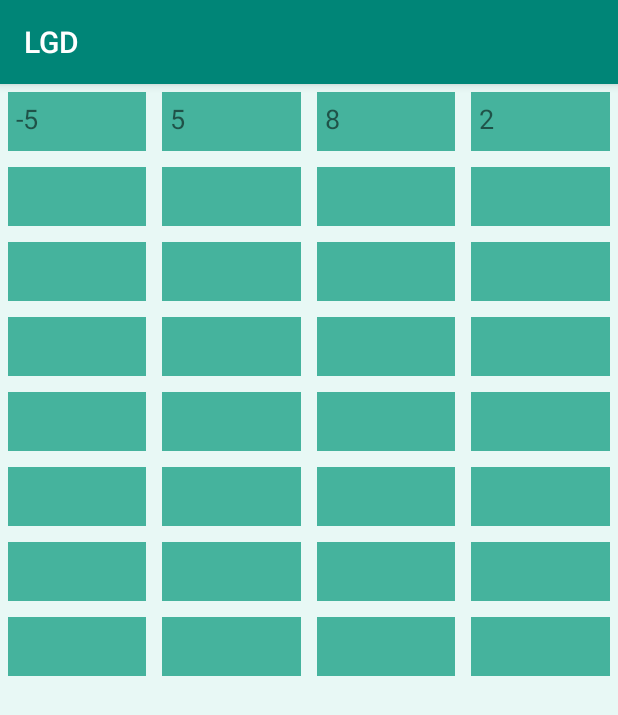
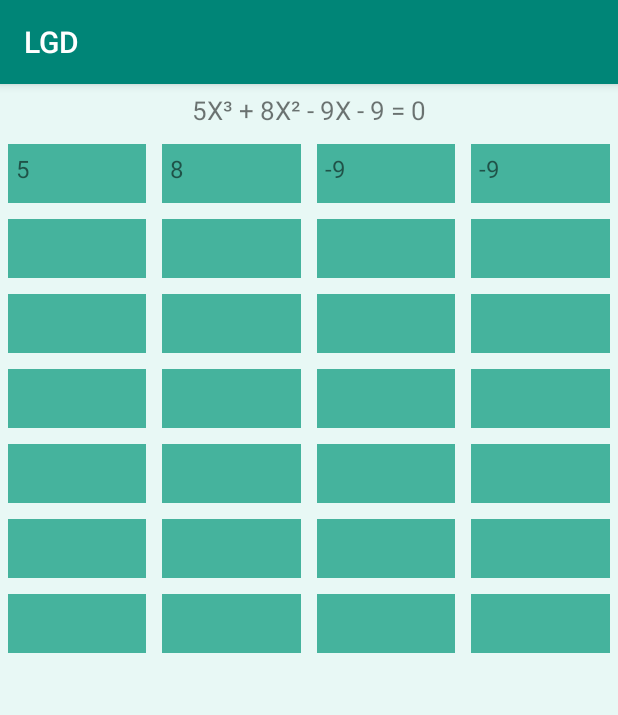
Before and after one commit to Rulietti/MethodLGD, an Android app: the screen it shows after launch (MainActivity), on a phone screen of 412 x 824 dp. Shown: the top 715 px of the screen. Run offline under Robolectric (Android 15) with nearby library versions, the phone set to English and light mode, and no system bars.

Commit message:
second commit

```diff
--- /dev/null
+++ b/app/src/main/java/ruslan/reminnyi/metodlgd/Equation.java
@@ -0,0 +1,41 @@
+package ruslan.reminnyi.metodlgd;
+
+public class Equation {
+    private Integer A;
+    private Integer B;
+    private Integer C;
+    private Integer D;
+
+    public Equation(Integer a, Integer b, Integer c, Integer d) {
+        A = a;
+        B = b;
+        C = c;
+        D = d;
+    }
+
+    public Integer getA() {
+        return A;
+    }
+
+    public Integer getB() {
+        return B;
+    }
+
+    public Integer getC() {
+        return C;
+    }
+
+    public Integer getD() {
+        return D;
+    }
+
+    @Override
+    public String toString() {
+        return "Equation{" +
+                "A=" + A +
+                ", B=" + B +
+                ", C=" + C +
+                ", D=" + D +
+                '}';
+    }
+}
--- a/app/src/main/java/ruslan/reminnyi/metodlgd/LGDApplication.java
+++ b/app/src/main/java/ruslan/reminnyi/metodlgd/LGDApplication.java
@@ -1,29 +1,85 @@
 package ruslan.reminnyi.metodlgd;
 
 import android.app.Application;
+import android.util.Log;
 
+import java.math.BigDecimal;
+import java.math.MathContext;
 import java.util.ArrayList;
+import java.util.Arrays;
 import java.util.List;
+import java.util.Random;
 
 public class LGDApplication extends Application {
 
     private static List<Double> userList;
     private static Integer positionValue;
-
+    private ArrayList<Equation> equationsList = new ArrayList<>();
+    private Double a, b, c, d;
+    private static int counterRow;
+    private static List<Double> matrix;
+    private static Double X1, X2, X3;
+    Double result1 = 0.0, result2 = 0.0, result3 = 0.0;
+    private static boolean flagButtonVisibility;
+    private static String stringEquation;
 
     @Override
     public void onCreate() {
         super.onCreate();
 
+        Random rand = new Random();
+        int r = rand.nextInt(29 + 1) + 0;
+
+
+        positionValue = 0;
+
+        equationsList.add(new Equation(-9, 2, 7, 1));
+        equationsList.add(new Equation(1, -6, -4, 2));
+        equationsList.add(new Equation(1, 3, -9, -6));
+        equationsList.add(new Equation(-1, -3, 7, -1));
+        equationsList.add(new Equation(-1, 9, -6, -3));
+        equationsList.add(new Equation(1, -2, -9, 6));
+        equationsList.add(new Equation(-3, 3, 5, -4));
+        equationsList.add(new Equation(-2, 9, 6, -2));
+        equationsList.add(new Equation(-1, -9, -3, 9));
+        equationsList.add(new Equation(4, 9, -1, -5));
+        equationsList.add(new Equation(-3, -7, 7, 9));
+        equationsList.add(new Equation(-4, 1, 8, -4));
+        equationsList.add(new Equation(1, -7, -5, 5));
+        equationsList.add(new Equation(9, -8, -4, 2));
+        equationsList.add(new Equation(1, -6, -9, -3));
+        equationsList.add(new Equation(-3, -2, 9, 3));
+        equationsList.add(new Equation(5, 8, -9, -9));
+        equationsList.add(new Equation(9, -3, -6, 1));
+        equationsList.add(new Equation(-6, -8, 5, 4));
+        equationsList.add(new Equation(-1, -5, 8, 6));
+        equationsList.add(new Equation(-7, -9 , 8, -1));
+        equationsList.add(new Equation(9, 9, -5, -1));
+        equationsList.add(new Equation(-1, -5, -4, 5));
+        equationsList.add(new Equation(-3, -8, 3, 2));
+        equationsList.add(new Equation(7, 3, -8, -4));
+        equationsList.add(new Equation(2, 8, -7, -4));
+        equationsList.add(new Equation(-1, 6, -1, -3));
+        equationsList.add(new Equation(4, -2, -4, 1));
+        equationsList.add(new Equation(-6, -7, 9, 3));
+        equationsList.add(new Equation(6, -6, -3, 2));
+
+        a = (double) equationsList.get(r).getA();
+        b = (double) equationsList.get(r).getB();
+        c = (double) equationsList.get(r).getC();
+        d = (double) equationsList.get(r).getD();
+
+        matrix = new ArrayList<>();
+        matrix.add(a);
+        matrix.add(b);
+        matrix.add(c);
+        matrix.add(d);
+
         userList = new ArrayList<>();
-        userList.add(-5.0);
-        userList.add(5.0);
-        userList.add(8.0);
-        userList.add(2.0);
-        userList.add(0.0);
-        userList.add(0.0);
-        userList.add(0.0);
-        userList.add(0.0);
+        userList.add(a);
+        userList.add(b);
+        userList.add(c);
+        userList.add(d);
         userList.add(0.0);
         userList.add(0.0);
         userList.add(0.0);
@@ -49,7 +105,20 @@ public class LGDApplication extends Application {
         userList.add(0.0);
         userList.add(0.0);
 
-        positionValue = 0;
+        stringEquation = equationToString(a, b, c, d);
+
+        counterRow = createMatrix(matrix);
+
+        X1 = calculateRoots(1);
+        X2 = calculateRoots(2);
+        X3 = calculateRoots(3);
+
+        result1 = substitutionRootToEquation(X1);
+        result2 = substitutionRootToEquation(X2);
+        result3 = substitutionRootToEquation(X3);
+        Log.v("TAG", "result1 " + result1);
+        Log.v("TAG", "result2 " + result2);
+        Log.v("TAG", "result3 " + result3);
 
     }
 
@@ -57,7 +126,187 @@ public class LGDApplication extends Application {
         return userList;
     }
 
+    public static String equationToString(Double a, Double b, Double c, Double d) {
+        StringBuilder stringBuilder = new StringBuilder();
+        int tempA, tempB, tempC, tempD;
+
+        tempA = a.intValue();
+        if (tempA == 1)
+            stringBuilder.append("X" + "\u00b3 ");
+        else if (tempA == -1)
+            stringBuilder.append("- X" + "\u00b3 ");
+        else if (tempA < 0)
+            stringBuilder.append("- " + Math.abs(tempA) + "X" + "\u00b3 ");
+        else if (tempA > 1)
+            stringBuilder.append(tempA + "X" + "\u00b3 ");
+
+        tempB = b.intValue();
+        if (tempB == 1)
+            stringBuilder.append("+ X" + "\u00b2 ");
+        else if (tempB == -1)
+            stringBuilder.append("- X" + "\u00b2 ");
+        else if (tempB < 0)
+            stringBuilder.append("- " + Math.abs(tempB) + "X" + "\u00b2 ");
+        else if (tempB > 1)
+            stringBuilder.append("+ " + tempB + "X" + "\u00b2 ");
+
+        tempC = c.intValue();
+        if (tempC == 1)
+            stringBuilder.append("+ X ");
+        else if (tempC == -1)
+            stringBuilder.append("- X ");
+        else if (tempC < 0)
+            stringBuilder.append("- " + Math.abs(tempC) + "X ");
+        else if (tempC > 1)
+            stringBuilder.append("+ " + tempC + "X ");
+
+        tempD = d.intValue();
+        stringBuilder.append((tempD < 0) ? "- " + Math.abs(tempD) : "+ " + tempD);
+
+        stringBuilder.append(" = 0");
+
+        return stringBuilder.toString();
+    }
+
+    public static String getStringEquation() {
+        return stringEquation;
+    }
+
     public static void setPositionValue(Integer t) { positionValue = t; }
     public static Integer getPositionValue() { return positionValue; }
 
+    public static Double roundValueMatrix(Double temp) {
+        BigDecimal bigDecimal = new BigDecimal(temp);
+        bigDecimal = bigDecimal.round(new MathContext(4));
+
+        return bigDecimal.doubleValue();
+    }
+
+    public static int createMatrix(List<Double> matrix) {
+        boolean stopMatrix = false;
+        Double a=0.0, b=0.0, c=0.0, d=0.0;
+        Double temp;
+
+        int j = 1;
+
+        for (; stopMatrix != true; j++) {
+            for (int i = 0; i < 4; i++) {
+
+                int currentIndex = j * 4 + i;
+
+                switch (i) {
+                    case 0:
+                        temp = matrix.get(currentIndex - 4) * matrix.get(currentIndex - 4);
+                        a = roundValueMatrix(temp);
+                        matrix.add(a);
+                        break;
+                    case 1:
+                        temp = (matrix.get(currentIndex - 4) * matrix.get(currentIndex - 4)) - 2 * matrix.get(currentIndex - 5) * matrix.get(currentIndex - 3);
+                        b = roundValueMatrix(temp);
+                        matrix.add(b);
+                        if (b.equals(roundValueMatrix(matrix.get(currentIndex - 4) * matrix.get(currentIndex - 4)))) {
+                            stopMatrix = true;
+                        }
+                        break;
+                    case 2:
+                        temp = (matrix.get(currentIndex - 4) * matrix.get(currentIndex - 4)) - 2 * matrix.get(currentIndex - 5) * matrix.get(currentIndex - 3);
+                        c = roundValueMatrix(temp);
+                        matrix.add(c);
+
+                        if (c.equals(roundValueMatrix(matrix.get(currentIndex - 4) * matrix.get(currentIndex - 4)))) {
+                            stopMatrix = true;
+                        }
+                        break;
+                    case 3:
+                        temp = matrix.get(currentIndex - 4) * matrix.get(currentIndex - 4);
+                        d = roundValueMatrix(temp);
+                        matrix.add(d);
+                        break;
+                }
+            }
+        }
+
+        return j-1;
+
+    }
+
+    public static List<Double> getMatrix() {
+        return matrix;
+    }
+
+    public static Double calculateRoots(int numberRoot) {
+        Double power = 1 / (Math.pow(2, counterRow));
+        Double resultWithPositiveRoot, resultWithNegativeRoot, sign = 0.0;
+
+        int sizeMatrix = matrix.size();
+        Double x = 0.0;
+        switch (numberRoot) {
+            case 1:
+                x = matrix.get(sizeMatrix - 3) / matrix.get(sizeMatrix - 4);
+                break;
+            case 2:
+                x = matrix.get(sizeMatrix - 2) / matrix.get(sizeMatrix - 3);
+                break;
+            case 3:
+                x = matrix.get(sizeMatrix - 1) / matrix.get(sizeMatrix - 2);
+                break;
+        }
+
+        Double root = Math.pow(x, power);
+        root = Math.round(root*1000d)/1000d;
+
+        resultWithPositiveRoot = (matrix.get(0) * Math.pow(root, 3))
+                + (matrix.get(1) * Math.pow(root, 2))
+                + (matrix.get(2) * root)
+                + matrix.get(3);
+
+        resultWithNegativeRoot = (matrix.get(0) * Math.pow(-root, 3))
+                + (matrix.get(1) * Math.pow(-root, 2))
+                + (matrix.get(2) * -root)
+                + matrix.get(3);
+
+        if ((resultWithPositiveRoot < 0.1) & (resultWithPositiveRoot > -0.1)) {
+            sign = root;
+        } else if ((resultWithNegativeRoot < 0.1) & (resultWithNegativeRoot > -0.1)) {
+            sign = -root;
+        }
+
+        return sign;
+    }
+
+    public static Double substitutionRootToEquation(Double root) {
+        Double r = (matrix.get(0) * Math.pow(root, 3))
+                + (matrix.get(1) * Math.pow(root, 2))
+                + (matrix.get(2) * root)
+                + matrix.get(3);
+
+        return roundValueMatrix(r);
+    }
+
+    public static Double getX1() {
+        return X1;
+    }
+
+    public static Double getX2() {
+        return X2;
+    }
+
+    public static Double getX3() {
+        return X3;
+    }
+
+    public static boolean matchMatrix() {
+        for (int i = 0; i < matrix.size(); i++) {
+            if (userList.get(i).equals(0.0)) {
+                flagButtonVisibility = false;
+                return false;
+            }
+        }
+        flagButtonVisibility = true;
+        return true;
+    }
+
+    public static boolean isFlagButtonVisibility() {
+        return flagButtonVisibility;
+    }
 }
--- a/app/src/main/java/ruslan/reminnyi/metodlgd/MainActivity.java
+++ b/app/src/main/java/ruslan/reminnyi/metodlgd/MainActivity.java
@@ -1,17 +1,23 @@
 package ruslan.reminnyi.metodlgd;
 
+import android.content.Intent;
 import android.support.v7.app.AppCompatActivity;
 import android.os.Bundle;
 import android.support.v7.widget.GridLayoutManager;
 import android.support.v7.widget.RecyclerView;
 import android.view.View;
+import android.widget.Button;
+import android.widget.TextView;
+import android.widget.Toast;
 
 import java.util.List;
 
-public class MainActivity extends AppCompatActivity implements RecyclerViewAdapter.ItemClickListener {
+public class MainActivity extends AppCompatActivity implements RecyclerViewAdapter.ItemClickListener, View.OnClickListener {
 
     private RecyclerViewAdapter adapter;
     private List<Double> entityList;
+    private Button button;
+    private TextView textView;
 
     @Override
     protected void onCreate (Bundle savedInstanceState){
@@ -20,6 +26,12 @@ public class MainActivity extends AppCompatActivity implements RecyclerViewAdapt
 
         entityList = LGDApplication.getUserList();
 
+        button = (Button) findViewById(R.id.button_activity_main);
+        button.setVisibility(View.GONE);
+        button.setOnClickListener(this);
+
+        textView =(TextView) findViewById(R.id.text_view_activity_main);
+        textView.setText(LGDApplication.getStringEquation());
     }
 
     @Override
@@ -33,12 +45,27 @@ public class MainActivity extends AppCompatActivity implements RecyclerViewAdapt
         adapter.setClickListener(this);
         recyclerView.setAdapter(adapter);
 
+        if (LGDApplication.matchMatrix())
+            button.setVisibility(View.VISIBLE);
     }
 
     @Override
     public void onItemClick (View view, int position){
         LGDApplication.setPositionValue(position);
+        try {
+            if (LGDApplication.getMatrix().get(position) != null) {
+                Toast.makeText(this, "" + LGDApplication.getMatrix().get(position), Toast.LENGTH_LONG).show();
+            }
+        } catch (Exception e) {
+            Toast.makeText(this, "null", Toast.LENGTH_LONG).show();
+        }
         new EnterValueDialog().show(getFragmentManager(), "EnterValueDialog");
     }
 
+    @Override
+    public void onClick(View view) {
+        startActivity(new Intent(this, Roots.class));
+    }
+
+
 }
--- a/app/src/main/java/ruslan/reminnyi/metodlgd/RecyclerviewAdapter.java
+++ b/app/src/main/java/ruslan/reminnyi/metodlgd/RecyclerviewAdapter.java
@@ -3,12 +3,15 @@ package ruslan.reminnyi.metodlgd;
 import android.content.Context;
 import android.support.annotation.NonNull;
 import android.support.v7.widget.RecyclerView;
+import android.util.Log;
 import android.view.LayoutInflater;
 import android.view.View;
 import android.view.ViewGroup;
 import android.widget.LinearLayout;
 import android.widget.TextView;
+import android.widget.Toast;
 
+import java.util.ArrayList;
 import java.util.List;
 
 class RecyclerViewAdapter extends RecyclerView.Adapter<RecyclerViewAdapter.ViewHolder> {
@@ -34,17 +37,32 @@ class RecyclerViewAdapter extends RecyclerView.Adapter<RecyclerViewAdapter.ViewH
 
     @Override
     public void onBindViewHolder(@NonNull ViewHolder holder, int position) {
+
         Double entity = entityList.get(position);
+        String value;
 
-        if (entityList.get(position).equals(0.0)) {
+        if (entity <= 999999) {
+            Integer intEntity = entity.intValue();
+            value = intEntity.toString();
+        } else
+            value = entity.toString();
+
+        if (LGDApplication.isFlagButtonVisibility()) {
+            holder.linearLayout.setEnabled(false);
+            holder.linearLayout.setClickable(false);
+            if (entityList.get(position).equals(0.0)) {
+                holder.textView.setText("");
+            } else
+                holder.textView.setText(value);
+        } else if (entityList.get(position).equals(0.0)) {
             holder.textView.setText("");
         } else if (!(entityList.get(position).equals(0.0))&(position < 4)) {
-            Integer intEntity = entity.intValue();
-            holder.textView.setText(intEntity.toString());
+//            Integer intEntity = entity.intValue();
+            holder.textView.setText(value);
             holder.linearLayout.setEnabled(false);
             holder.linearLayout.setClickable(false);
         } else if (!(entityList.get(position).equals(0.0))&(position >= 4)) {
-            holder.textView.setText(entity.toString());
+            holder.textView.setText(value);
         }
 
     }
--- a/app/src/main/res/layout/activity_main.xml
+++ b/app/src/main/res/layout/activity_main.xml
@@ -1,13 +1,35 @@
 <?xml version="1.0" encoding="utf-8"?>
-<RelativeLayout
+<LinearLayout
     xmlns:android="http://schemas.android.com/apk/res/android"
     android:background="@color/background"
+    android:orientation="vertical"
     android:layout_width="match_parent"
     android:layout_height="match_parent">
 
+    <TextView
+        android:id="@+id/text_view_activity_main"
+        android:textSize="17sp"
+        android:gravity="center"
+        android:layout_marginTop="5dp"
+        android:layout_width="match_parent"
+        android:layout_height="wrap_content" />
+
+    <Button
+        android:id="@+id/button_activity_main"
+        android:text="Enter roots"
+        android:textSize="19sp"
+        android:textColor="@color/white_text"
+        android:textAllCaps="false"
+        android:background="@color/colorPrimary"
+        android:layout_gravity="center"
+        android:layout_marginTop="5dp"
+        android:layout_width="150dp"
+        android:layout_height="50dp"/>
+
     <android.support.v7.widget.RecyclerView
         android:id="@+id/rvNumbers"
+        android:layout_marginTop="5dp"
         android:layout_width="match_parent"
-        android:layout_height="match_parent"/>
+        android:layout_height="wrap_content"/>
 
-</RelativeLayout>
+</LinearLayout>
--- a/app/src/main/res/layout/enter_value_dialog.xml
+++ b/app/src/main/res/layout/enter_value_dialog.xml
@@ -9,6 +9,6 @@
         android:id="@+id/edit_text_dialog"
         android:layout_width="match_parent"
         android:layout_height="wrap_content"
-        android:inputType="numberDecimal" />
+        android:inputType="none" />
 
 </LinearLayout>
--- a/app/src/main/res/layout/recyclerview_item.xml
+++ b/app/src/main/res/layout/recyclerview_item.xml
@@ -13,6 +13,6 @@
         android:layout_height="match_parent"
         android:padding="5dp"
         android:background="@drawable/selector"
-        android:textSize="18sp"/>
+        android:textSize="16sp"/>
 
 </LinearLayout>
--- a/app/src/main/res/values/colors.xml
+++ b/app/src/main/res/values/colors.xml
@@ -8,6 +8,7 @@
     <color name="colorCell">#45b39d</color>
     <color name="colorGrey">#CCCCCC</color>
     <color name="colorLightBlue">#FF64C2F2</color>
+    <color name="white_text">#ffffff</color>
     <dimen name="twodp">2dp</dimen>
 
 </resources>
--- a/app/src/main/res/values/strings.xml
+++ b/app/src/main/res/values/strings.xml
@@ -4,4 +4,5 @@
     <string name="dialog_button_ok">OK</string>
     <string name="dialog_button_cancel">Cancel</string>
 
+    <string name="label_roots">Roots</string>
 </resources>
```
Also changed, not shown: app/src/main/AndroidManifest.xml (+8 -0 lines), app/src/main/java/ruslan/reminnyi/metodlgd/EnterValueDialog.java (+19 -5 lines), app/src/main/java/ruslan/reminnyi/metodlgd/FinalActivity.java (added, +19 -0 lines), app/src/main/java/ruslan/reminnyi/metodlgd/Roots.java (added, +90 -0 lines), app/src/main/res/layout/final_layout.xml (added, +19 -0 lines), app/src/main/res/layout/roots_layout.xml (added, +111 -0 lines).
